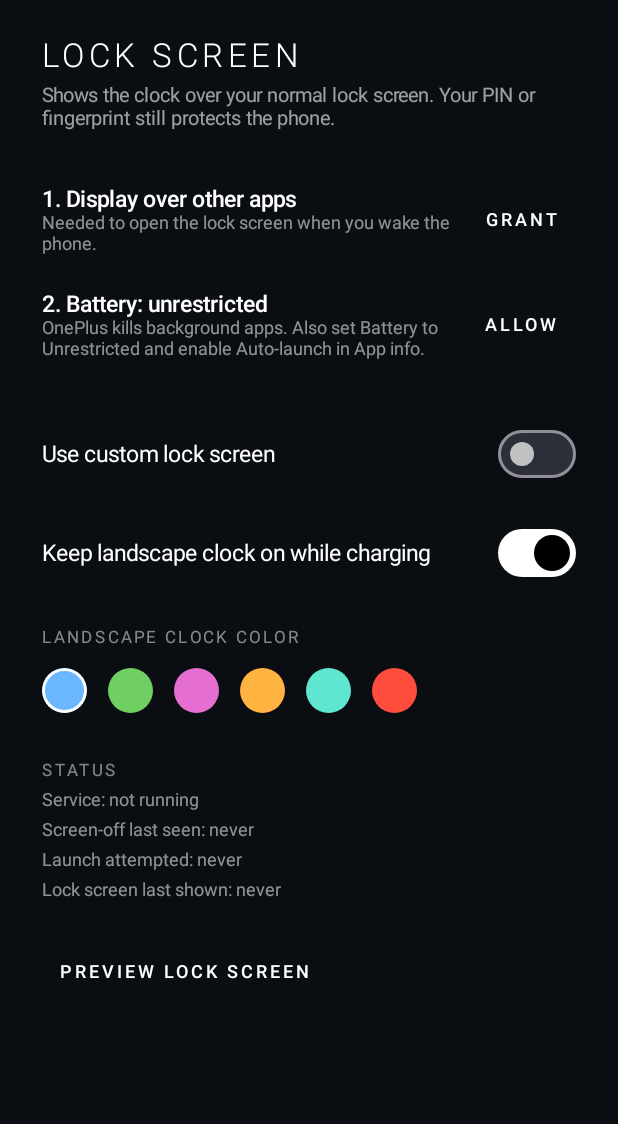
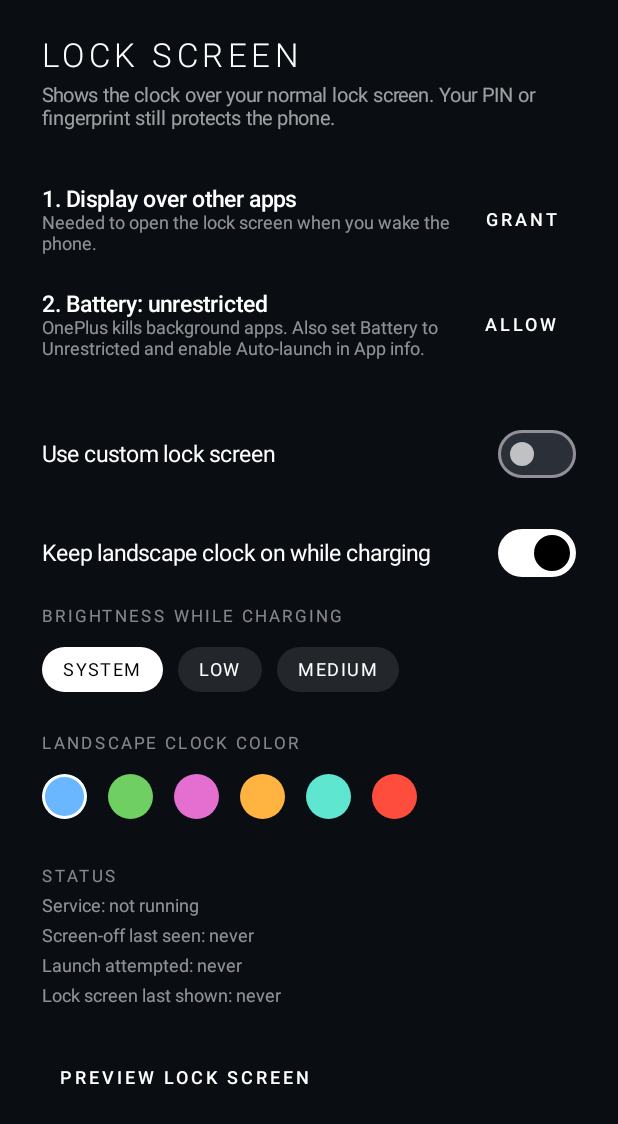
Before and after one commit to Tanmay-Parashar/Teddy-launcher, an Android app built with Jetpack Compose: the LockSetupActivity screen opened directly, with no data from a screen before it, on a phone screen of 412 x 824 dp. Shown: the top 1124 px of the screen. Run offline under Robolectric (Android 15) with nearby library versions, the phone set to English and light mode, and no system bars.

Commit message:
Lock brightness: system by default, optional low/medium while charging
Co-Authored-By: Claude Sonnet 5.5 <noreply@anthropic.com>
Claude-Session: https://claude.ai/code/session_01Xe2QJHfecV4TB5ceKgBCdE

```diff
--- a/app/src/main/java/app/monolith/launcher/LockSetupActivity.kt
+++ b/app/src/main/java/app/monolith/launcher/LockSetupActivity.kt
@@ -136,6 +136,29 @@ private fun SetupScreen(tick: Int) {
             prefs.edit().putBoolean("lock_keepon", v).apply()
         }
 
+        Text("BRIGHTNESS WHILE CHARGING", style = TextStyle(color = Color.White.copy(alpha = 0.5f), fontSize = 11.sp, letterSpacing = 2.sp))
+        var bright by remember { mutableStateOf(prefs.getInt("lock_bright", 0)) }
+        Row(horizontalArrangement = Arrangement.spacedBy(10.dp), modifier = Modifier.padding(vertical = 8.dp)) {
+            listOf("SYSTEM", "LOW", "MEDIUM").forEachIndexed { i, label ->
+                Text(
+                    label,
+                    modifier = Modifier
+                        .clip(androidx.compose.foundation.shape.RoundedCornerShape(16.dp))
+                        .background(if (i == bright) Color.White else Color.White.copy(alpha = 0.10f))
+                        .clickable {
+                            bright = i
+                            prefs.edit().putInt("lock_bright", i).apply()
+                        }
+                        .padding(horizontal = 14.dp, vertical = 8.dp),
+                    style = TextStyle(
+                        color = if (i == bright) Color.Black else Color.White,
+                        fontSize = 12.sp,
+                        letterSpacing = 1.sp,
+                    ),
+                )
+            }
+        }
+
         Spacer(Modifier.height(8.dp))
         Text("LANDSCAPE CLOCK COLOR", style = TextStyle(color = Color.White.copy(alpha = 0.5f), fontSize = 11.sp, letterSpacing = 2.sp))
         var colorIdx by remember { mutableStateOf(prefs.getInt("lock_color", 0)) }
```
Also changed, not shown: app/src/main/java/app/monolith/launcher/LockUi.kt (+7 -3 lines).
